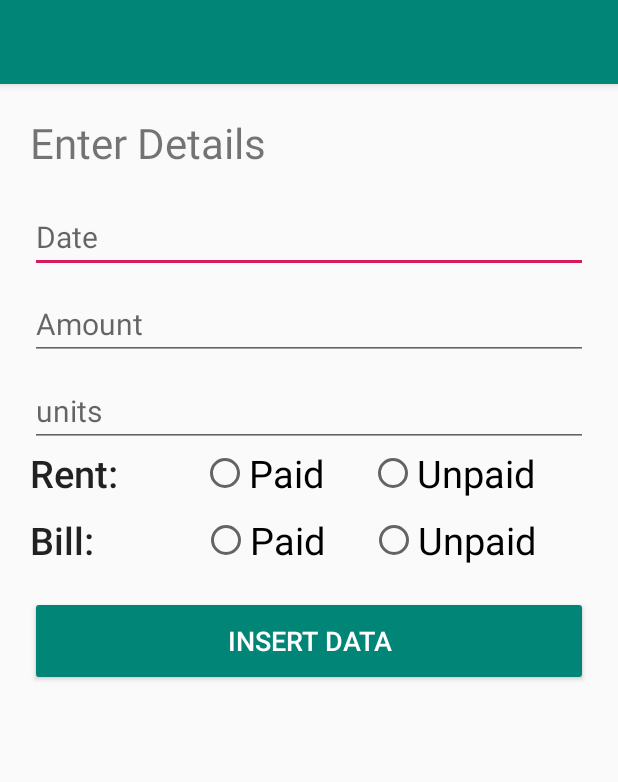
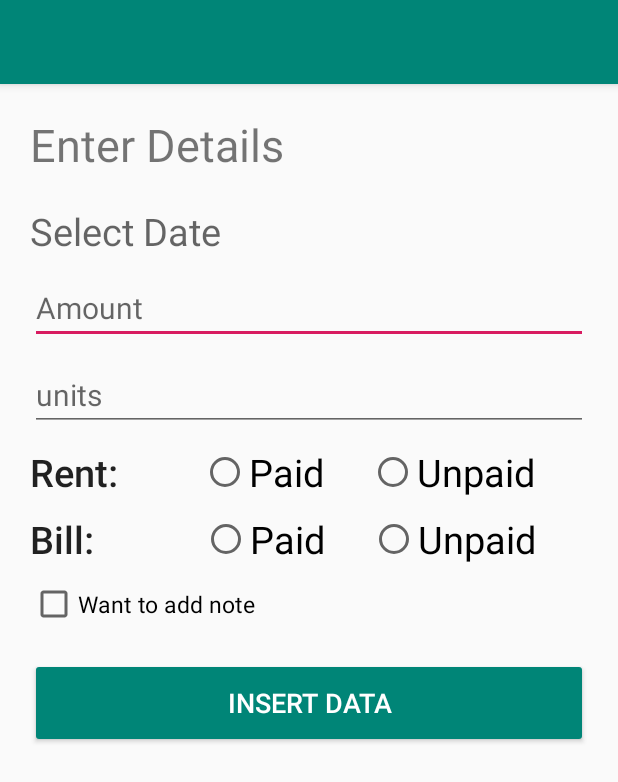
Before and after one commit to Ashish2000L/rent_details, an Android app: the userdetails screen opened directly, with no data from a screen before it, on a phone screen of 412 x 824 dp. Shown: the top 782 px of the screen. Run offline under Robolectric (Android 15) with nearby library versions, the phone set to English and light mode, and no system bars; our stand-ins replace Volley; network calls fail; 2 statements that could not run were skipped.

Commit message:
added checkbox and edit textin detail.xml and updatedata.xml

```diff
--- a/app/src/main/res/layout/activity_details.xml
+++ b/app/src/main/res/layout/activity_details.xml
@@ -1,27 +1,29 @@
 <?xml version="1.0" encoding="utf-8"?>
-<LinearLayout xmlns:android="http://schemas.android.com/apk/res/android"
+<ScrollView xmlns:android="http://schemas.android.com/apk/res/android"
     xmlns:app="http://schemas.android.com/apk/res-auto"
     xmlns:tools="http://schemas.android.com/tools"
     android:layout_width="match_parent"
     android:layout_height="match_parent"
     android:orientation="vertical"
-    android:padding="20dp"
     tools:context=".userdetails">
-
+<LinearLayout
+    android:layout_width="match_parent"
+    android:layout_height="match_parent"
+    android:orientation="vertical"
+    android:padding="20dp">
     <TextView
         android:layout_width="match_parent"
         android:layout_height="wrap_content"
         android:text="Enter Details"
-        android:textSize="28sp"
+        android:textSize="30sp"
         />
-    <EditText
+    <TextView
         android:layout_width="match_parent"
         android:layout_height="wrap_content"
-        android:textSize="20sp"
-        android:hint="Date"
+        android:textSize="25sp"
+        android:hint="Select Date"
         android:id="@+id/edtName"
         android:layout_marginTop="20dp"
-        android:inputType="textPersonName"
         />
     <EditText
         android:layout_width="match_parent"
@@ -44,7 +46,8 @@
     <LinearLayout
         android:layout_width="match_parent"
         android:layout_height="wrap_content"
-        android:orientation="horizontal">
+        android:orientation="horizontal"
+        android:layout_marginTop="10dp">
         <TextView
             android:layout_width="wrap_content"
             android:layout_height="wrap_content"
@@ -114,6 +117,27 @@
                 android:layout_marginLeft="30dp"/>
         </RadioGroup>
     </LinearLayout>
+
+    <CheckBox
+        android:layout_width="match_parent"
+        android:layout_height="wrap_content"
+        android:text="Want to add note"
+        android:textSize="15sp"
+        android:layout_marginTop="10dp"
+        android:id="@+id/checkboxfornote"
+        android:onClick="takenotehere"
+        />
+
+    <EditText
+        android:layout_width="match_parent"
+        android:layout_height="wrap_content"
+        android:hint="Write your note here"
+        android:layout_marginTop="10dp"
+        android:singleLine="false"
+        android:visibility="gone"
+        android:id="@+id/notetext"
+        />
+
     <Button
         android:id="@+id/btnInsert"
         android:layout_width="match_parent"
@@ -124,5 +148,6 @@
         android:textSize="18sp"
         android:layout_marginTop="20dp"
         />
+</LinearLayout>
 
-</LinearLayout>
+</ScrollView>
--- a/app/src/main/res/xml/remote_config_defaults.xml
+++ b/app/src/main/res/xml/remote_config_defaults.xml
@@ -3,7 +3,7 @@
 
     <entry>
         <key>version</key>
-        <value>2</value>
+        <value>3</value>
     </entry>
 
     <entry>
```
Also changed, not shown: app/src/main/res/layout/activity_updatedata.xml (+21 -0 lines).
